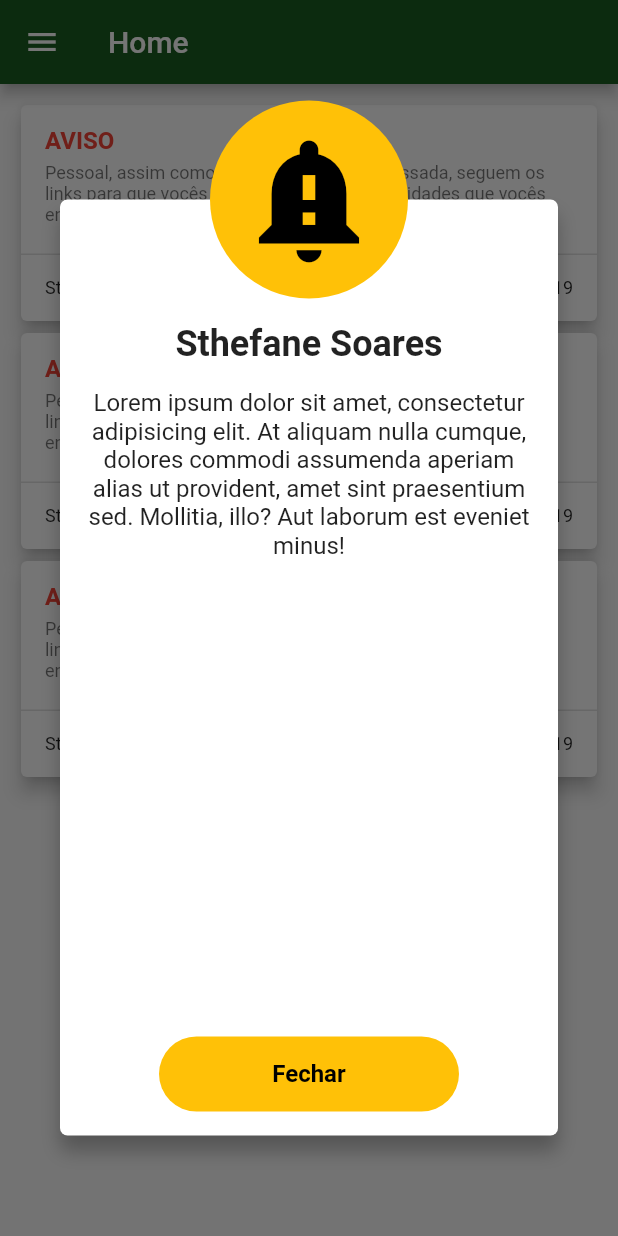
After one commit to Joandysson/flutter_fanmais, a Flutter app: the HomePage screen opened by its route, after a tap on "AVISO", on a phone screen of 412 x 824 dp. The commit adds this screen. Run offline on Flutter 3.47's test engine with Material 2 defaults, Android fonts, the phone set to English and light mode, and no system bars.

Commit message:
Atualização

```diff
--- a/lib/Screens/Components/aviso-card.component.dart
+++ b/lib/Screens/Components/aviso-card.component.dart
@@ -1,17 +1,23 @@
 import 'package:flutter/material.dart';
+import './aviso.dialog.dart';
 
-Widget avisoCardComponent(BuildContext context) {
+Widget avisoCardComponent(BuildContext context, String titulo, String descricao, String botao) {
   return new Card(
       elevation: 5,
       child: Container(
-        padding: EdgeInsets.only(
-          top: 10,
-          right: 0,
-          bottom: 10,
-          left: 0,
+        padding: EdgeInsets.symmetric(
+          vertical: 10,
+          horizontal: 0
         ),
         child: InkWell(
-          onTap: () {},
+          onTap: () => showDialog(
+            context: context,
+            builder: (BuildContext context) => CustomDialog(
+              title: titulo,
+              description: descricao,
+              buttonText: botao,
+            ),
+          ),
           child: Column(
             children: <Widget>[
               ListTile(
--- /dev/null
+++ b/lib/Screens/Components/aviso.dialog.dart
@@ -0,0 +1,117 @@
+import 'package:flutter/material.dart';
+
+class Consts {
+  Consts._();
+
+  static const double padding = 16.0;
+  static const double avatarRadius = 66.0;
+}
+
+class CustomDialog extends StatelessWidget {
+  final String title, description, buttonText;
+  final Image image;
+
+  CustomDialog({
+    @required this.title,
+    @required this.description,
+    @required this.buttonText,
+    this.image,
+  });
+
+  @override
+  Widget build(BuildContext context) {
+    return Dialog(
+      shape: RoundedRectangleBorder(
+        borderRadius: BorderRadius.circular(Consts.padding),
+      ),
+      elevation: 0,
+      backgroundColor: Colors.transparent,
+      child: Stack(
+        children: <Widget>[
+          Container(
+            height: MediaQuery.of(context).size.height - 200,
+            padding: EdgeInsets.only(
+              top: Consts.avatarRadius + Consts.padding,
+              bottom: Consts.padding,
+              left: Consts.padding,
+              right: Consts.padding,
+            ),
+            margin: EdgeInsets.only(top: Consts.avatarRadius),
+            decoration: new BoxDecoration(
+              color: Colors.white,
+              shape: BoxShape.rectangle,
+              borderRadius: BorderRadius.circular(5),
+              boxShadow: [
+                BoxShadow(
+                  color: Colors.black26,
+                  blurRadius: 10.0,
+                  offset: const Offset(0.0, 10.0),
+                ),
+              ],
+            ),
+            child: Column(
+              mainAxisSize: MainAxisSize.min, // To make the card compact
+              children: <Widget>[
+                Text(
+                  title,
+                  style: TextStyle(
+                    fontSize: 24.0,
+                    fontWeight: FontWeight.w700,
+                  ),
+                ),
+                SizedBox(height: 16.0),
+                Text(
+                  description,
+                  textAlign: TextAlign.center,
+                  style: TextStyle(
+                    fontSize: 16.0,
+                  ),
+                ),
+                Spacer(),
+                Align(
+                  alignment: Alignment.bottomCenter,
+                  child: Container(
+                    width: 200,
+                    height: 50,
+                    alignment: Alignment.centerLeft,
+                    decoration: BoxDecoration(
+                      color: Colors.amber,
+                      borderRadius: BorderRadius.circular(50),
+                    ),
+                    child: SizedBox.expand(
+                      child: FlatButton(
+                        child: Text(
+                          buttonText,
+                          style: TextStyle(
+                            fontWeight: FontWeight.bold,
+                            color: Colors.black,
+                            fontSize: 16,
+                          ),
+                          textAlign: TextAlign.center,
+                        ),
+                        onPressed: () => Navigator.of(context).pop(),
+                      ),
+                    ),
+                  ),
+                ),
+              ],
+            ),
+          ),
+          Positioned(
+            left: Consts.padding,
+            right: Consts.padding,
+            child: CircleAvatar(
+              backgroundColor: Colors.amber,
+              radius: Consts.avatarRadius,
+              child: Icon(
+                Icons.notification_important,
+                size: 100,
+                color: Colors.black,
+              ),
+            ),
+          ),
+        ],
+      ),
+    );
+  }
+}
--- a/lib/Screens/home.page.dart
+++ b/lib/Screens/home.page.dart
@@ -3,7 +3,6 @@ import 'package:aplicativo/Screens/horario.page.dart';
 import 'package:aplicativo/Screens/notas.page.dart';
 import 'package:flutter/material.dart';
 import 'package:aplicativo/Screens/arquivos.page.dart';
-import 'login.page.dart';
 import 'Components/aviso-card.component.dart';
 
 class HomePage extends StatefulWidget {
@@ -23,8 +22,8 @@ class _HomePageState extends State<HomePage> {
         child: ListView(
           children: <Widget>[
             UserAccountsDrawerHeader(
-              accountName: Text('Rafael Barbosa'),
-              accountEmail: Text('rafaelbarbosa@acad.fanese.edu.br'),
+              accountName: Text('John Doe - 18204000'),
+              accountEmail: Text('john.doe@acad.fanese.edu.br'),
               currentAccountPicture: GestureDetector(
                 onTap: () {},
                 child: CircleAvatar(
@@ -51,7 +50,7 @@ class _HomePageState extends State<HomePage> {
               title: Text('Notas'),
               trailing: Icon(Icons.note_add),
               onTap: () => Navigator.of(context).push(MaterialPageRoute(
-                  builder: (BuildContext context) => NotasFaltasPage())),
+                  builder: (BuildContext context) => NotasPage())),
             ),
             ListTile(
               title: Text('Horário'),
@@ -73,27 +72,20 @@ class _HomePageState extends State<HomePage> {
             ),
             Divider(),
             ListTile(
-              title: Text('Sair'),
-              trailing: Icon(Icons.cancel),
-              onTap: () => Navigator.of(context).pop(MaterialPageRoute(
-                  builder: (BuildContext context) => LoginPage())),
-            ),
+                title: Text('Sair'),
+                trailing: Icon(Icons.cancel),
+                onTap: () => Navigator.popAndPushNamed(context, '/login')),
           ],
         ),
       ),
       body: ListView(
-          padding: EdgeInsets.only(top: 10, right: 10, left: 10),
-          children: <Widget>[
-            avisoCardComponent(context),
-            avisoCardComponent(context),
-            avisoCardComponent(context),
-            avisoCardComponent(context),
-            avisoCardComponent(context),
-            avisoCardComponent(context),
-            avisoCardComponent(context),
-            avisoCardComponent(context),
-            avisoCardComponent(context),
-          ]),
+        padding: EdgeInsets.only(top: 10, right: 10, left: 10),
+        children: <Widget>[
+          avisoCardComponent(context, 'Sthefane Soares', 'Lorem ipsum dolor sit amet, consectetur adipisicing elit. At aliquam nulla cumque, dolores commodi assumenda aperiam alias ut provident, amet sint praesentium sed. Mollitia, illo? Aut laborum est eveniet minus!', 'Fechar'),
+          avisoCardComponent(context, 'Sthefane Soares', 'Lorem ipsum dolor sit amet, consectetur adipisicing elit. At aliquam nulla cumque, dolores commodi assumenda aperiam alias ut provident, amet sint praesentium sed. Mollitia, illo? Aut laborum est eveniet minus!', 'Fechar'),
+          avisoCardComponent(context, 'Sthefane Soares', 'Lorem ipsum dolor sit amet, consectetur adipisicing elit. At aliquam nulla cumque, dolores commodi assumenda aperiam alias ut provident, amet sint praesentium sed. Mollitia, illo? Aut laborum est eveniet minus!', 'Fechar'),
+        ],
+      ),
     );
   }
 }
--- a/pubspec.yaml
+++ b/pubspec.yaml
@@ -23,6 +23,7 @@ dependencies:
   # The following adds the Cupertino Icons font to your application.
   # Use with the CupertinoIcons class for iOS style icons.
   cupertino_icons: ^0.1.2
+  shared_preferences: ^0.5.3+1
 
 dev_dependencies:
   flutter_test:
```
Also changed, not shown: lib/Screens/horario.page.dart (+41 -14 lines), lib/Screens/login.page.dart (+48 -16 lines), lib/Screens/notas.page.dart (+45 -42 lines), lib/Screens/splash.page.dart (+21 -30 lines), lib/main.dart (+19 -4 lines), assets/images/avatar.jpg, lib/Helpers/Colors.dart (added), lib/Helpers/Routes.dart (added), lib/Helpers/Sizes.dart (added), pubspec.lock, 1 other file.
